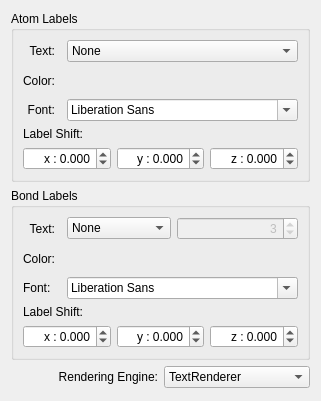
First picture: the form in libavogadro/src/engines/labelsettingswidget.ui, repository cryos/avogadro, before the edit.
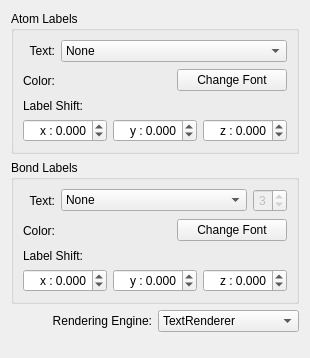
Second picture: the form after the edit. Custom widgets are drawn as their Qt base class.

Commit message: labelengine: restored font button, polished ui

Diff of the .ui file:
```diff
--- a/libavogadro/src/engines/labelsettingswidget.ui
+++ b/libavogadro/src/engines/labelsettingswidget.ui
@@ -7,7 +7,7 @@
     <x>0</x>
     <y>0</y>
     <width>300</width>
-    <height>401</height>
+    <height>358</height>
    </rect>
   </property>
   <property name="sizeIncrement">
@@ -72,7 +72,17 @@
         </property>
        </widget>
       </item>
-      <item row="0" column="2" colspan="2">
+      <item row="1" column="0">
+       <widget class="QLabel" name="label_4">
+        <property name="text">
+         <string>Color:</string>
+        </property>
+        <property name="alignment">
+         <set>Qt::AlignRight|Qt::AlignTrailing|Qt::AlignVCenter</set>
+        </property>
+       </widget>
+      </item>
+      <item row="0" column="1" colspan="2">
        <widget class="QComboBox" name="atomType">
         <property name="sizePolicy">
          <sizepolicy hsizetype="Preferred" vsizetype="Fixed">
@@ -154,33 +164,36 @@
         </item>
        </widget>
       </item>
-      <item row="1" column="0">
-       <widget class="QLabel" name="label_4">
-        <property name="text">
-         <string>Color:</string>
-        </property>
-        <property name="alignment">
-         <set>Qt::AlignRight|Qt::AlignTrailing|Qt::AlignVCenter</set>
-        </property>
-       </widget>
-      </item>
-      <item row="1" column="2">
+      <item row="1" column="1">
        <widget class="Avogadro::ColorButton" name="atomColor" native="true">
         <property name="sizePolicy">
-         <sizepolicy hsizetype="Fixed" vsizetype="Preferred">
+         <sizepolicy hsizetype="Preferred" vsizetype="Preferred">
           <horstretch>0</horstretch>
           <verstretch>0</verstretch>
          </sizepolicy>
         </property>
         <property name="minimumSize">
          <size>
-          <width>100</width>
+          <width>0</width>
           <height>25</height>
          </size>
         </property>
        </widget>
       </item>
-      <item row="3" column="0" colspan="4">
+      <item row="1" column="2">
+       <widget class="QPushButton" name="atomFont">
+        <property name="sizePolicy">
+         <sizepolicy hsizetype="Expanding" vsizetype="Fixed">
+          <horstretch>0</horstretch>
+          <verstretch>0</verstretch>
+         </sizepolicy>
+        </property>
+        <property name="text">
+         <string>Change Font</string>
+        </property>
+       </widget>
+      </item>
+      <item row="2" column="0" rowspan="2" colspan="3">
        <layout class="QGridLayout" name="gridLayout_3">
         <property name="topMargin">
          <number>0</number>
@@ -308,46 +321,10 @@
         </item>
        </layout>
       </item>
-      <item row="2" column="2" colspan="2">
-       <widget class="QFontComboBox" name="atomFont">
-        <property name="sizePolicy">
-         <sizepolicy hsizetype="Expanding" vsizetype="Fixed">
-          <horstretch>0</horstretch>
-          <verstretch>0</verstretch>
-         </sizepolicy>
-        </property>
-        <property name="fontFilters">
-         <set>QFontComboBox::ScalableFonts</set>
-        </property>
-       </widget>
-      </item>
-      <item row="2" column="0">
-       <widget class="QLabel" name="label_6">
-        <property name="text">
-         <string>Font:</string>
-        </property>
-        <property name="alignment">
-         <set>Qt::AlignRight|Qt::AlignTrailing|Qt::AlignVCenter</set>
-        </property>
-       </widget>
-      </item>
-      <item row="1" column="3">
-       <spacer name="horizontalSpacer">
-        <property name="orientation">
-         <enum>Qt::Horizontal</enum>
-        </property>
-        <property name="sizeHint" stdset="0">
-         <size>
-          <width>40</width>
-          <height>20</height>
-         </size>
-        </property>
-       </spacer>
-      </item>
      </layout>
     </widget>
    </item>
-   <item row="3" column="0">
+   <item row="4" column="0">
     <spacer name="verticalSpacer">
      <property name="orientation">
       <enum>Qt::Vertical</enum>
@@ -366,73 +343,7 @@
       <string>Bond Labels</string>
      </property>
      <layout class="QGridLayout" name="gridLayout">
-      <item row="0" column="0">
-       <widget class="QLabel" name="label_2">
-        <property name="sizePolicy">
-         <sizepolicy hsizetype="Minimum" vsizetype="Preferred">
-          <horstretch>0</horstretch>
-          <verstretch>0</verstretch>
-         </sizepolicy>
-        </property>
-        <property name="text">
-         <string>Text:</string>
-        </property>
-        <property name="textFormat">
-         <enum>Qt::AutoText</enum>
-        </property>
-        <property name="alignment">
-         <set>Qt::AlignRight|Qt::AlignTrailing|Qt::AlignVCenter</set>
-        </property>
-       </widget>
-      </item>
-      <item row="0" column="2">
-       <widget class="QComboBox" name="bondType">
-        <property name="sizePolicy">
-         <sizepolicy hsizetype="Preferred" vsizetype="Fixed">
-          <horstretch>1</horstretch>
-          <verstretch>0</verstretch>
-         </sizepolicy>
-        </property>
-        <property name="sizeIncrement">
-         <size>
-          <width>1</width>
-          <height>0</height>
-         </size>
-        </property>
-        <property name="currentIndex">
-         <number>0</number>
-        </property>
-        <property name="modelColumn">
-         <number>0</number>
-        </property>
-        <item>
-         <property name="text">
-          <string>None</string>
-         </property>
-        </item>
-        <item>
-         <property name="text">
-          <string>Bond length</string>
-         </property>
-        </item>
-        <item>
-         <property name="text">
-          <string>Bond number</string>
-         </property>
-        </item>
-        <item>
-         <property name="text">
-          <string>Bond order</string>
-         </property>
-        </item>
-        <item>
-         <property name="text">
-          <string>Unique ID</string>
-         </property>
-        </item>
-       </widget>
-      </item>
-      <item row="4" column="0" rowspan="2" colspan="4">
+      <item row="5" column="0" rowspan="2" colspan="3">
        <layout class="QGridLayout" name="gridLayout_4">
         <property name="topMargin">
          <number>0</number>
@@ -569,76 +480,135 @@
         </item>
        </layout>
       </item>
-      <item row="3" column="2" colspan="2">
-       <widget class="QFontComboBox" name="bondFont">
-        <property name="fontFilters">
-         <set>QFontComboBox::ScalableFonts</set>
-        </property>
-       </widget>
-      </item>
-      <item row="0" column="3">
-       <widget class="QSpinBox" name="lengthPrecision">
-        <property name="enabled">
-         <bool>false</bool>
+      <item row="2" column="0">
+       <widget class="QLabel" name="label_5">
+        <property name="text">
+         <string>Color:</string>
         </property>
         <property name="alignment">
          <set>Qt::AlignRight|Qt::AlignTrailing|Qt::AlignVCenter</set>
         </property>
-        <property name="maximum">
-         <number>8</number>
-        </property>
-        <property name="value">
-         <number>3</number>
-        </property>
        </widget>
       </item>
-      <item row="3" column="0">
-       <widget class="QLabel" name="label_7">
-        <property name="text">
-         <string>Font:</string>
-        </property>
-       </widget>
-      </item>
-      <item row="1" column="3">
-       <spacer name="horizontalSpacer_2">
-        <property name="orientation">
-         <enum>Qt::Horizontal</enum>
-        </property>
-        <property name="sizeHint" stdset="0">
-         <size>
-          <width>40</width>
-          <height>20</height>
-         </size>
-        </property>
-       </spacer>
-      </item>
-      <item row="1" column="2">
+      <item row="2" column="1">
        <widget class="Avogadro::ColorButton" name="bondColor" native="true">
         <property name="sizePolicy">
-         <sizepolicy hsizetype="Fixed" vsizetype="Preferred">
+         <sizepolicy hsizetype="Expanding" vsizetype="Preferred">
           <horstretch>0</horstretch>
           <verstretch>0</verstretch>
          </sizepolicy>
         </property>
         <property name="minimumSize">
          <size>
-          <width>100</width>
+          <width>0</width>
           <height>25</height>
          </size>
         </property>
         <zorder>horizontalSpacer_2</zorder>
        </widget>
       </item>
+      <item row="2" column="2">
+       <widget class="QPushButton" name="bondFont">
+        <property name="sizePolicy">
+         <sizepolicy hsizetype="Expanding" vsizetype="Fixed">
+          <horstretch>0</horstretch>
+          <verstretch>0</verstretch>
+         </sizepolicy>
+        </property>
+        <property name="text">
+         <string>Change Font</string>
+        </property>
+       </widget>
+      </item>
       <item row="1" column="0">
-       <widget class="QLabel" name="label_5">
+       <widget class="QLabel" name="label_2">
+        <property name="sizePolicy">
+         <sizepolicy hsizetype="Minimum" vsizetype="Preferred">
+          <horstretch>0</horstretch>
+          <verstretch>0</verstretch>
+         </sizepolicy>
+        </property>
         <property name="text">
-         <string>Color:</string>
+         <string>Text:</string>
+        </property>
+        <property name="textFormat">
+         <enum>Qt::AutoText</enum>
         </property>
         <property name="alignment">
          <set>Qt::AlignRight|Qt::AlignTrailing|Qt::AlignVCenter</set>
         </property>
        </widget>
       </item>
+      <item row="1" column="1" colspan="2">
+       <layout class="QHBoxLayout" name="horizontalLayout">
+        <property name="topMargin">
+         <number>0</number>
+        </property>
+        <item>
+         <widget class="QComboBox" name="bondType">
+          <property name="sizePolicy">
+           <sizepolicy hsizetype="Preferred" vsizetype="Fixed">
+            <horstretch>1</horstretch>
+            <verstretch>0</verstretch>
+           </sizepolicy>
+          </property>
+          <property name="sizeIncrement">
+           <size>
+            <width>1</width>
+            <height>0</height>
+           </size>
+          </property>
+          <property name="currentIndex">
+           <number>0</number>
+          </property>
+          <property name="modelColumn">
+           <number>0</number>
+          </property>
+          <item>
+           <property name="text">
+            <string>None</string>
+           </property>
+          </item>
+          <item>
+           <property name="text">
+            <string>Bond length</string>
+           </property>
+          </item>
+          <item>
+           <property name="text">
+            <string>Bond number</string>
+           </property>
+          </item>
+          <item>
+           <property name="text">
+            <string>Bond order</string>
+           </property>
+          </item>
+          <item>
+           <property name="text">
+            <string>Unique ID</string>
+           </property>
+          </item>
+         </widget>
+        </item>
+        <item>
+         <widget class="QSpinBox" name="lengthPrecision">
+          <property name="enabled">
+           <bool>false</bool>
+          </property>
+          <property name="alignment">
+           <set>Qt::AlignRight|Qt::AlignTrailing|Qt::AlignVCenter</set>
+          </property>
+          <property name="maximum">
+           <number>8</number>
+          </property>
+          <property name="value">
+           <number>3</number>
+          </property>
+         </widget>
+        </item>
+       </layout>
+      </item>
      </layout>
     </widget>
    </item>
```
The commit also changes 2 other files.
